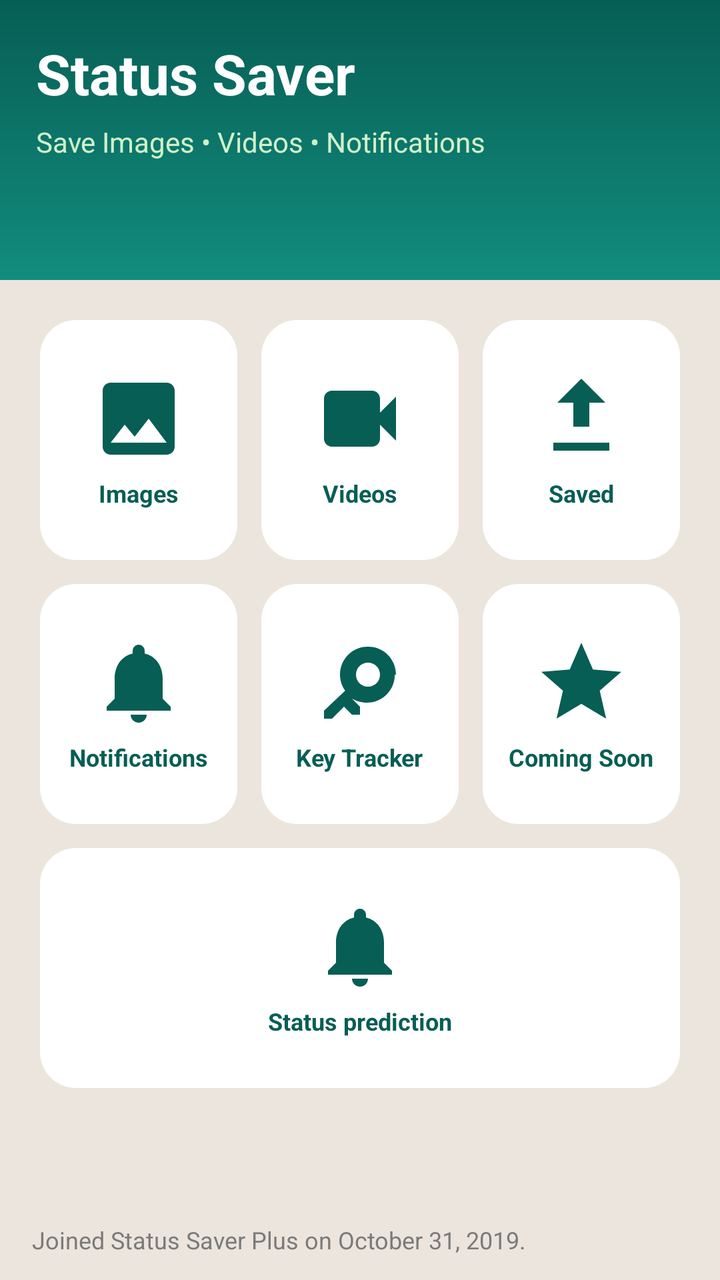
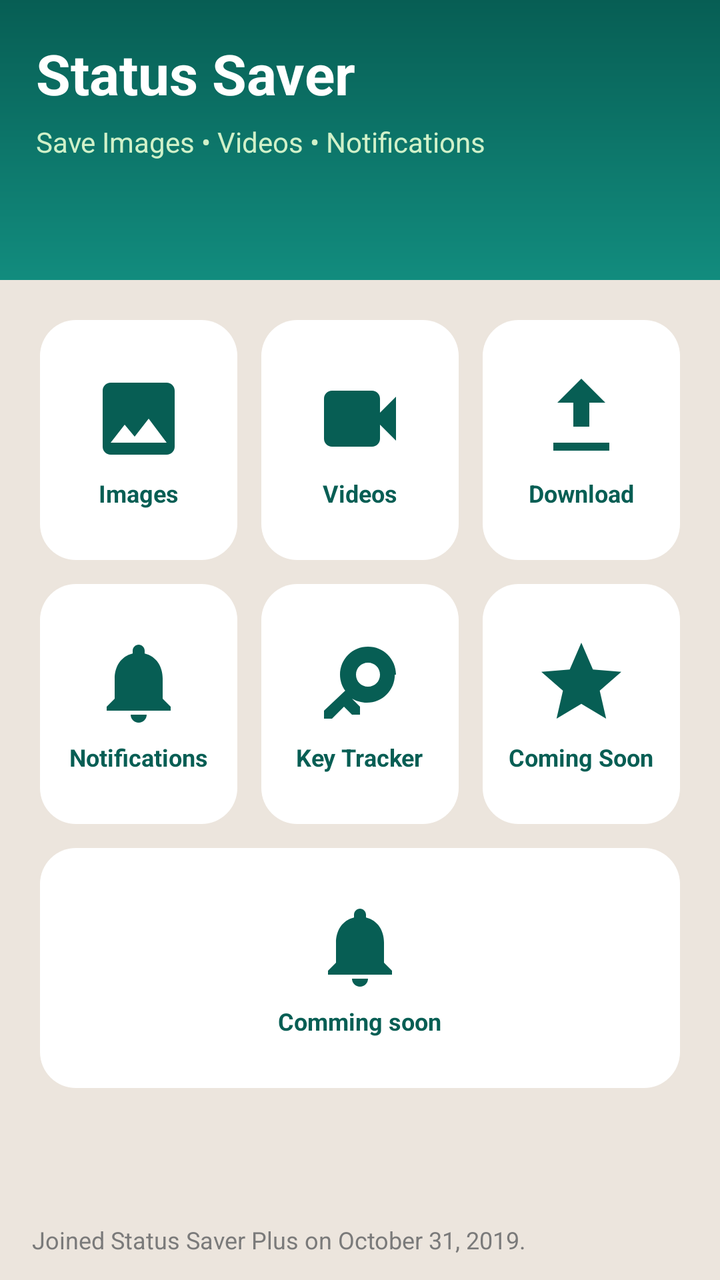

The first picture is an Android layout as it rendered before a commit; the second is the same layout after the commit. The layout source and the unified diff follow.
<!-- AndroidManifest.xml: application theme Theme.WhatsDownloadPlus -->
<!-- res/layout/fragment_home.xml -->
<?xml version="1.0" encoding="utf-8"?>
<androidx.constraintlayout.widget.ConstraintLayout
    xmlns:android="http://schemas.android.com/apk/res/android"
    xmlns:app="http://schemas.android.com/apk/res-auto"
    xmlns:tools="http://schemas.android.com/tools"
    android:layout_width="match_parent"
    android:layout_height="match_parent"
    android:background="#ECE5DD"
    tools:context=".ui.Home.HomeFragment">

    
    <LinearLayout
        android:id="@+id/waHeader"
        android:layout_width="0dp"
        android:layout_height="140dp"
        android:background="@drawable/whatsapp_top_bg"
        android:orientation="vertical"
        android:padding="18dp"
        app:layout_constraintTop_toTopOf="parent"
        app:layout_constraintStart_toStartOf="parent"
        app:layout_constraintEnd_toEndOf="parent">

        <TextView
            android:id="@+id/headerTitle"
            android:layout_width="wrap_content"
            android:layout_height="wrap_content"
            android:text="Status Saver"
            android:textColor="#FFFFFF"
            android:textSize="28sp"
            android:textStyle="bold"/>

        <TextView
            android:id="@+id/headerSubtitle"
            android:layout_width="wrap_content"
            android:layout_height="wrap_content"
            android:text="Save Images • Videos • Notifications"
            android:textColor="#D0F1C9"
            android:textSize="14sp"
            android:layout_marginTop="6dp"/>
    </LinearLayout>



    
    <LinearLayout
        android:id="@+id/menuGridFixed"
        android:layout_width="0dp"
        android:layout_height="wrap_content"
        android:orientation="vertical"
        android:layout_margin="14dp"
        app:layout_constraintTop_toBottomOf="@id/waHeader"
        app:layout_constraintStart_toStartOf="parent"
        app:layout_constraintEnd_toEndOf="parent">

        
        <LinearLayout
            android:layout_width="match_parent"
            android:layout_height="wrap_content"
            android:orientation="horizontal">

            
            <LinearLayout
                android:id="@+id/cardImages"
                android:layout_width="0dp"
                android:layout_height="120dp"
                android:layout_weight="1"
                android:orientation="vertical"
                android:gravity="center"
                android:padding="10dp"
                android:layout_margin="6dp"
                android:background="@drawable/wa_card_bg">

                <ImageView
                    android:layout_width="48dp"
                    android:layout_height="48dp"
                    android:src="@drawable/ic_wa_images" />

                <TextView
                    android:layout_width="wrap_content"
                    android:layout_height="wrap_content"
                    android:text="Images"
                    android:textColor="#075E54"
                    android:textStyle="bold"
                    android:textSize="12sp"
                    android:layout_marginTop="5dp"/>
            </LinearLayout>

            
            <LinearLayout
                android:id="@+id/cardVideos"
                android:layout_width="0dp"
                android:layout_height="120dp"
                android:layout_weight="1"
                android:orientation="vertical"
                android:gravity="center"
                android:padding="10dp"
                android:layout_margin="6dp"
                android:background="@drawable/wa_card_bg">

                <ImageView
                    android:layout_width="48dp"
                    android:layout_height="48dp"
                    android:src="@drawable/ic_wa_videos" />

                <TextView
                    android:layout_width="wrap_content"
                    android:layout_height="wrap_content"
                    android:text="Videos"
                    android:textColor="#075E54"
                    android:textStyle="bold"
                    android:textSize="12sp"
                    android:layout_marginTop="5dp"/>
            </LinearLayout>

            
            <LinearLayout
                android:id="@+id/cardSaved"
                android:layout_width="0dp"
                android:layout_height="120dp"
                android:layout_weight="1"
                android:orientation="vertical"
                android:gravity="center"
                android:padding="10dp"
                android:layout_margin="6dp"
                android:background="@drawable/wa_card_bg">

                <ImageView
                    android:layout_width="48dp"
                    android:layout_height="48dp"
                    android:src="@drawable/ic_wa_download" />

                <TextView
                    android:layout_width="wrap_content"
                    android:layout_height="wrap_content"
                    android:text="Saved"
                    android:textColor="#075E54"
                    android:textStyle="bold"
                    android:textSize="12sp"
                    android:layout_marginTop="5dp"/>
            </LinearLayout>
        </LinearLayout>


        
        <LinearLayout
            android:layout_width="match_parent"
            android:layout_height="wrap_content"
            android:orientation="horizontal">

            
            <LinearLayout
                android:id="@+id/cardNotifications"
                android:layout_width="0dp"
                android:layout_height="120dp"
                android:layout_weight="1"
                android:orientation="vertical"
                android:gravity="center"
                android:padding="10dp"
                android:layout_margin="6dp"
                android:background="@drawable/wa_card_bg">

                <ImageView
                    android:layout_width="48dp"
                    android:layout_height="48dp"
                    android:src="@drawable/ic_wa_notifications" />

                <TextView
                    android:layout_width="wrap_content"
                    android:layout_height="wrap_content"
                    android:text="Notifications"
                    android:textColor="#075E54"
                    android:textStyle="bold"
                    android:textSize="12sp"
                    android:layout_marginTop="5dp"/>
            </LinearLayout>

            
            <LinearLayout
                android:id="@+id/cardKeyTracker"
                android:layout_width="0dp"
                android:layout_height="120dp"
                android:layout_weight="1"
                android:orientation="vertical"
                android:gravity="center"
                android:padding="10dp"
                android:layout_margin="6dp"
                android:background="@drawable/wa_card_bg">

                <ImageView
                    android:layout_width="48dp"
                    android:layout_height="48dp"
                    android:src="@drawable/ic_wa_key" />

                <TextView
                    android:layout_width="wrap_content"
                    android:layout_height="wrap_content"
                    android:text="Key Tracker"
                    android:textColor="#075E54"
                    android:textStyle="bold"
                    android:textSize="12sp"
                    android:layout_marginTop="5dp"/>
            </LinearLayout>

            
            <LinearLayout
                android:id="@+id/cardComingSoon"
                android:layout_width="0dp"
                android:layout_height="120dp"
                android:layout_weight="1"
                android:orientation="vertical"
                android:gravity="center"
                android:padding="10dp"
                android:layout_margin="6dp"
                android:background="@drawable/wa_card_bg">

                <ImageView
                    android:layout_width="48dp"
                    android:layout_height="48dp"
                    android:src="@drawable/ic_wa_soon" />

                <TextView
                    android:layout_width="wrap_content"
                    android:layout_height="wrap_content"
                    android:text="Coming Soon"
                    android:textColor="#075E54"
                    android:textStyle="bold"
                    android:textSize="12sp"
                    android:layout_marginTop="5dp"/>
            </LinearLayout>


        </LinearLayout>

        
        <LinearLayout
            android:layout_width="match_parent"
            android:layout_height="wrap_content"
            android:orientation="horizontal">

            
            <LinearLayout
                android:id="@+id/cardStatusprediction"
                android:layout_width="0dp"
                android:layout_height="120dp"
                android:layout_weight="1"
                android:orientation="vertical"
                android:gravity="center"
                android:padding="10dp"
                android:layout_margin="6dp"
                android:background="@drawable/wa_card_bg">

                <ImageView
                    android:layout_width="48dp"
                    android:layout_height="48dp"
                    android:src="@drawable/ic_wa_notifications" />

                <TextView
                    android:layout_width="wrap_content"
                    android:layout_height="wrap_content"
                    android:text="Status prediction"
                    android:textColor="#075E54"
                    android:textStyle="bold"
                    android:textSize="12sp"
                    android:layout_marginTop="5dp"/>
            </LinearLayout>


        </LinearLayout>

    </LinearLayout>



    
    <TextView
        android:id="@+id/joinedText"
        android:layout_width="wrap_content"
        android:layout_height="wrap_content"
        android:text="Joined Status Saver Plus on October 31, 2019."
        android:textColor="#7A7A7A"
        android:textSize="12sp"
        android:layout_marginBottom="12dp"
        app:layout_constraintBottom_toBottomOf="parent"
        app:layout_constraintStart_toStartOf="parent"
        android:layout_marginStart="16dp"/>

</androidx.constraintlayout.widget.ConstraintLayout>
<!-- resources referenced by this layout -->
<resources>
  <!-- drawable ic_wa_download (drawable) -->
  <vector xmlns:android="http://schemas.android.com/apk/res/android"
      android:width="48dp"
      android:height="48dp"
      android:viewportWidth="24"
      android:viewportHeight="24">
  
      <path
          android:fillColor="#075E54"
          android:pathData="M5,20h14v-2H5v2zM12,2l-6,6h4v6h4V8h4l-6,-6z"/>
  </vector>
  <!-- drawable ic_wa_images (drawable) -->
  <vector xmlns:android="http://schemas.android.com/apk/res/android"
      android:width="48dp"
      android:height="48dp"
      android:viewportWidth="24"
      android:viewportHeight="24">
  
      <path
          android:fillColor="#075E54"
          android:pathData="M21,19V5c0,-1.1 -0.9,-2 -2,-2H5c-1.1,0 -2,0.9 -2,2v14c0,1.1 0.9,2 2,2h14c1.1,0 2,-0.9 2,-2zM8.5,13.5l2.5,3.01L14.5,12l4.5,6H5l3.5,-4.5z"/>
  </vector>
  <!-- drawable ic_wa_key (drawable) -->
  <vector xmlns:android="http://schemas.android.com/apk/res/android"
      android:width="48dp"
      android:height="48dp"
      android:viewportWidth="24"
      android:viewportHeight="24">
  
      <path
          android:fillColor="#075E54"
          android:pathData="M21,10c0,-3.9 -3.1,-7 -7,-7s-7,3.1 -7,7c0,1.5 0.5,2.9 1.3,4L3,19v2h2l3,-3 2,2h2v-2l-2,-2c1.1,0.6 2.3,1 3.7,1 3.9,0 7,-3.1 7,-7zM14,13c-1.7,0 -3,-1.3 -3,-3s1.3,-3 3,-3 3,1.3 3,3 -1.3,3 -3,3z"/>
  </vector>
  <!-- drawable ic_wa_notifications (drawable) -->
  <vector xmlns:android="http://schemas.android.com/apk/res/android"
      android:width="48dp"
      android:height="48dp"
      android:viewportWidth="24"
      android:viewportHeight="24">
  
      <path
          android:fillColor="#075E54"
          android:pathData="M12,22c1.1,0 2,-0.9 2,-2h-4c0,1.1 0.9,2 2,2zM18,16v-5c0,-3.1 -1.6,-5.6 -4.5,-6.3V4c0,-0.8 -0.7,-1.5 -1.5,-1.5S10.5,3.2 10.5,4v0.7C7.6,5.4 6,7.9 6,11v5l-2,2v1h16v-1l-2,-2z"/>
  </vector>
  <!-- drawable ic_wa_soon (drawable) -->
  <vector xmlns:android="http://schemas.android.com/apk/res/android"
      android:width="48dp"
      android:height="48dp"
      android:viewportWidth="24"
      android:viewportHeight="24">
  
      <path
          android:fillColor="#075E54"
          android:pathData="M12,17.3l6.2,3.7 -1.6,-7 5.4,-4.7 -7.1,-0.6L12,2 9.1,8.7 2,9.3l5.4,4.7 -1.6,7z"/>
  </vector>
  <!-- drawable ic_wa_videos (drawable) -->
  <vector xmlns:android="http://schemas.android.com/apk/res/android"
      android:width="48dp"
      android:height="48dp"
      android:viewportWidth="24"
      android:viewportHeight="24">
  
      <path
          android:fillColor="#075E54"
          android:pathData="M17,10.5V7c0,-1.1 -0.9,-2 -2,-2H5C3.9,5 3,5.9 3,7v10c0,1.1 0.9,2 2,2h10c1.1,0 2,-0.9 2,-2v-3.5l4,4v-11l-4,4z"/>
  </vector>
  <!-- drawable wa_card_bg (drawable) -->
  <shape xmlns:android="http://schemas.android.com/apk/res/android">
      <solid android:color="#FFFFFF"/>
      <corners android:radius="18dp"/>
      <padding android:left="8dp" android:top="8dp" android:right="8dp" android:bottom="8dp"/>
  </shape>
  <!-- drawable whatsapp_top_bg (drawable) -->
  <shape xmlns:android="http://schemas.android.com/apk/res/android" android:shape="rectangle">
      <gradient
          android:startColor="#128C7E"
          android:endColor="#075E54"
          android:angle="90"/>
  </shape>
  <color name="whatsapp_green">#075E54</color>
  <color name="whatsapp_dark_green">#054C44</color>
  <color name="teal_200">#FF03DAC5</color>
  <color name="teal_700">#FF018786</color>
  <color name="white">#FFFFFFFF</color>
  <!-- unchanged entries left out for length: 1 -->
</resources>

<!-- the commit's change to res/layout/fragment_home.xml (unified diff, before → after) -->
@@ -132,7 +132,7 @@
                 <TextView
                     android:layout_width="wrap_content"
                     android:layout_height="wrap_content"
-                    android:text="Saved"
+                    android:text="Download"
                     android:textColor="#075E54"
                     android:textStyle="bold"
                     android:textSize="12sp"
@@ -257,7 +257,7 @@
                 <TextView
                     android:layout_width="wrap_content"
                     android:layout_height="wrap_content"
-                    android:text="Status prediction"
+                    android:text="Comming soon"
                     android:textColor="#075E54"
                     android:textStyle="bold"
                     android:textSize="12sp"
